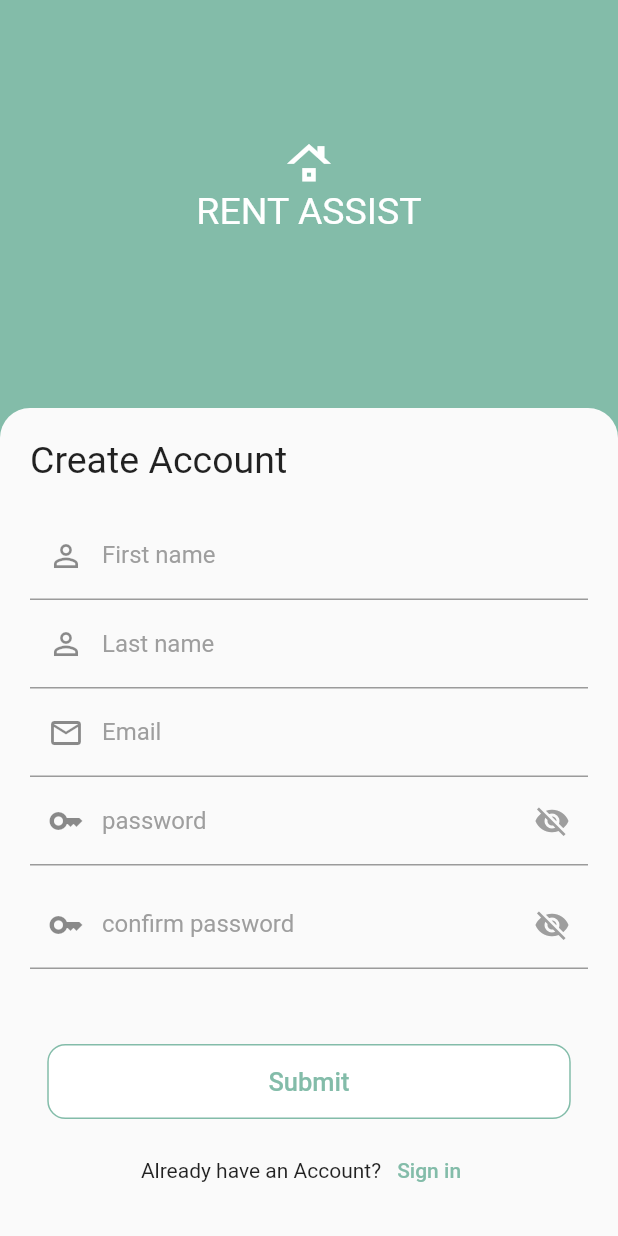
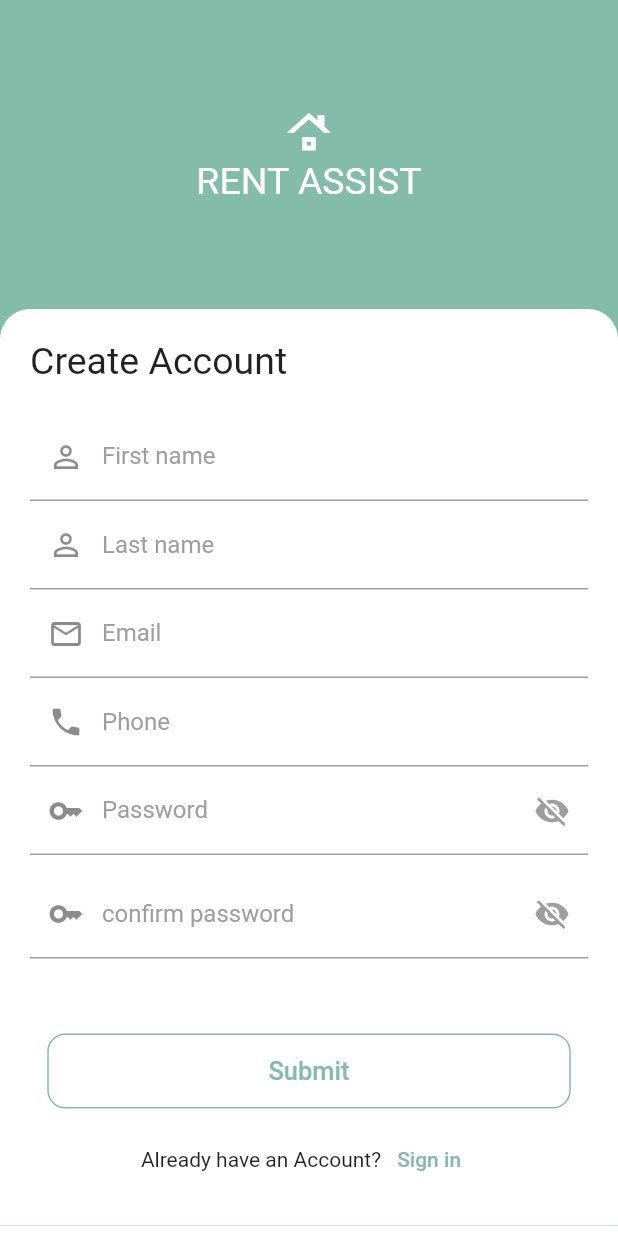
Before and after one commit to parajuliamit/rent-assist-owner, a Flutter app: the screen it shows after launch, after a tap on "Register", on a phone screen of 412 x 824 dp. Run offline on Flutter 3.47's test engine with Material 2 defaults, Android fonts, the phone set to English and light mode, and no system bars; our stand-ins replace dio, get, get_storage, image_picker, lottie, pie_chart and 3 more; accounts and stored records are empty; generated files the repository leaves out were written again; network calls fail.

Commit message:
register and splash screen

```diff
--- a/lib/app/data/api/auth/auth_api.dart
+++ b/lib/app/data/api/auth/auth_api.dart
@@ -1,4 +1,5 @@
 import 'package:dio/dio.dart';
+import 'package:owner_app/app/data/api/auth/register_request.dart';
 import 'package:retrofit/retrofit.dart';
 
 import '../../models/auth/login_request.dart';
@@ -13,8 +14,8 @@ abstract class AuthApi {
   @POST("/auth/login/")
   Future<LoginResponse> login(@Body() LoginRequest loginRequest);
 
-  // @POST("users/register/")
-  // Future<LoginResponse> register(@Body() RegisterRequest registerRequest);
+  @POST("/auth/register/")
+  Future<LoginResponse> register(@Body() RegisterRequest registerRequest);
 
   // @POST("users/verify/")
   // // Future<void> verify(@Body() VerifyOtp verifyOtp);
--- /dev/null
+++ b/lib/app/data/api/auth/register_request.dart
@@ -0,0 +1,28 @@
+class RegisterRequest {
+  String username;
+  String password1;
+  String password2;
+  String firstName;
+  String lastName;
+  String phoneNumber;
+
+  RegisterRequest(
+      {required this.username,
+      required this.password1,
+      required this.password2,
+      required this.firstName,
+      required this.lastName,
+      required this.phoneNumber});
+
+  Map<String, dynamic> toJson() {
+    final Map<String, dynamic> data = new Map<String, dynamic>();
+    data["username"] = this.username;
+    data["password1"] = this.password1;
+    data["password2"] = this.password2;
+    data["first_name"] = this.firstName;
+    data["last_name"] = this.lastName;
+    data["phone_number"] = this.phoneNumber;
+    data["is_owner"] = true;
+    return data;
+  }
+}
--- a/lib/app/modules/authentication/register/controllers/register_controller.dart
+++ b/lib/app/modules/authentication/register/controllers/register_controller.dart
@@ -1,22 +1,31 @@
+import 'package:dio/dio.dart';
 import 'package:flutter/material.dart';
 import 'package:get/get.dart';
+import 'package:owner_app/app_repository.dart';
 
+import '../../../../data/api/auth/register_request.dart';
+import '../../../../data/exception/server_exception.dart';
 import '../../../../routes/app_pages.dart';
 import '../../../../utils/app_utils.dart';
 import '../views/widgets/register_bottom_sheet.dart';
 
 class RegisterController extends GetxController {
-  final GlobalKey<ScaffoldState> scaffoldKey = GlobalKey<ScaffoldState>();
+  final authRepo = Get.find<AppRepository>().getAuthRepository();
+  // final GlobalKey<ScaffoldState> scaffoldKey = GlobalKey<ScaffoldState>();
   final isLoading = false.obs;
   late final TextEditingController fnameController;
   late final TextEditingController lnameController;
   late final TextEditingController emailController;
+  late final TextEditingController phoneController;
+
   late final TextEditingController passwordController;
   late final TextEditingController confirmPasswordController;
 
   final fnameError = ''.obs;
   final lnameError = ''.obs;
   final emailError = ''.obs;
+  final phoneError = ''.obs;
+
   final passwordError = ''.obs;
   final confirmPasswordError = ''.obs;
 
@@ -26,6 +35,8 @@ class RegisterController extends GetxController {
     fnameController = TextEditingController();
     lnameController = TextEditingController();
     emailController = TextEditingController();
+    phoneController = TextEditingController();
+
     passwordController = TextEditingController();
     confirmPasswordController = TextEditingController();
 
@@ -40,6 +51,9 @@ class RegisterController extends GetxController {
       emailError.value = "";
     });
 
+    phoneController.addListener(() {
+      emailError.value = "";
+    });
     passwordController.addListener(() {
       passwordError.value = "";
     });
@@ -52,7 +66,7 @@ class RegisterController extends GetxController {
   @override
   void onReady() {
     super.onReady();
-    showRegisterBottom();
+    // showRegisterBottom();
   }
 
   Future<void> register() async {
@@ -61,10 +75,29 @@ class RegisterController extends GetxController {
     String lname = lnameController.text.trim();
 
     String email = emailController.text.trim();
+    String phone = phoneController.text.trim();
+
     String password = passwordController.text.trim();
     String confirmPassword = confirmPasswordController.text.trim();
-    if (validateInput(fname, lname, email, password, confirmPassword)) {
-      await Future.delayed(2.seconds);
+    if (validateInput(fname, lname, email, phone, password, confirmPassword)) {
+      try {
+        await authRepo.registerUser(RegisterRequest(
+            username: email,
+            firstName: fname,
+            lastName: lname,
+            password1: password,
+            password2: confirmPassword,
+            phoneNumber: phone));
+        showSnackbar('Register Successful');
+        Get.toNamed(Routes.HOME);
+      } catch (e) {
+        if (e is DioError) {
+          handleError(e);
+        } else {
+          showSnackbar(e.toString(), isError: true);
+        }
+      }
+      // await Future.delayed(2.seconds);
       showSnackbar('Register Successful');
       Get.toNamed(Routes.HOME);
     }
@@ -72,8 +105,40 @@ class RegisterController extends GetxController {
     isLoading(false);
   }
 
-  bool validateInput(String fname, String lname, String email, String password,
-      String confirmPassowrd) {
+  void handleError(DioError e) {
+    var error = ServerError.withError(error: e).getError();
+    print(error);
+    if (error != null) {
+      if (error.containsKey('non_field_errors')) {
+        showSnackbar(error['non_field_errors']![0], isError: true);
+      }
+      if (error.containsKey('username')) {
+        emailError.value = error['username']![0];
+      }
+      if (error.containsKey('password1')) {
+        passwordError.value = error['password1']![0];
+      }
+      if (error.containsKey('password2')) {
+        confirmPasswordError.value = error['password2']![0];
+      }
+      if (error.containsKey('phone_number')) {
+        phoneError.value = error['phone_number']![0];
+      }
+
+      if (error.containsKey('first_name')) {
+        fnameError.value = error['first_name']![0];
+      }
+      if (error.containsKey('last_name')) {
+        lnameError.value = error['last_name']![0];
+      }
+    } else {
+      showSnackbar(ServerError.withError(error: e).getErrorMessage(),
+          isError: true);
+    }
+  }
+
+  bool validateInput(String fname, String lname, String email, String phone,
+      String password, String confirmPassowrd) {
     bool isValid = true;
     if (!email.isEmail) {
       emailError("Enter a valid email");
@@ -98,17 +163,14 @@ class RegisterController extends GetxController {
       lnameError("Please enter last name");
       isValid = false;
     }
+    if (phone.length < 10) {
+      phoneError("Please enter valid phone number");
+      isValid = false;
+    }
     return isValid;
   }
 
-  void showRegisterBottom() {
-    scaffoldKey.currentState?.showBottomSheet(
-        (context) => const RegisterBottomSheet(),
-        shape: const RoundedRectangleBorder(
-            borderRadius: BorderRadius.only(
-                topLeft: Radius.circular(20), topRight: Radius.circular(20))),
-        enableDrag: false);
-  }
+  // }
 
   @override
   void onClose() {
@@ -117,6 +179,7 @@ class RegisterController extends GetxController {
     lnameController.dispose();
 
     emailController.dispose();
+    phoneController.dispose();
     passwordController.dispose();
     confirmPasswordController.dispose();
   }
--- a/lib/app/modules/authentication/register/views/register_view.dart
+++ b/lib/app/modules/authentication/register/views/register_view.dart
@@ -1,22 +1,23 @@
 import 'package:flutter/material.dart';
 
 import 'package:get/get.dart';
+import 'package:owner_app/app/modules/authentication/register/views/widgets/register_bottom_sheet.dart';
 import '../../../../utils/constants.dart';
 import '../controllers/register_controller.dart';
 
 class RegisterView extends GetView<RegisterController> {
   @override
   Widget build(BuildContext context) {
-    return WillPopScope(
-      onWillPop: () async {
-        return false;
-      },
-      child: Scaffold(
-        key: controller.scaffoldKey,
-        backgroundColor: kPrimaryColor,
-        body: Container(
+    return Scaffold(
+      // key: controller.scaffoldKey,
+      // backgroundColor: kPrimaryColor,
+      body: SingleChildScrollView(
+        child: Column(
+          children: [
+            Container(
+              color: kPrimaryColor,
               width: double.infinity,
-          height: MediaQuery.of(context).size.height * 0.3,
+              height: MediaQuery.of(context).size.height * 0.25,
               padding: const EdgeInsets.all(20),
               child: Column(
                 mainAxisAlignment: MainAxisAlignment.center,
@@ -36,6 +37,16 @@ class RegisterView extends GetView<RegisterController> {
                 ],
               ),
             ),
+            Container(
+              color: kPrimaryColor,
+              child: const ClipRRect(
+                  borderRadius: BorderRadius.only(
+                      topLeft: Radius.circular(20),
+                      topRight: Radius.circular(20)),
+                  child: RegisterBottomSheet()),
+            )
+          ],
+        ),
       ),
     );
   }
--- a/lib/app/modules/authentication/register/views/widgets/register_bottom_sheet.dart
+++ b/lib/app/modules/authentication/register/views/widgets/register_bottom_sheet.dart
@@ -6,7 +6,6 @@ import '../../../../../widgets/custom_buttom.dart';
 import '../../../../../widgets/input_field.dart';
 import '../../../../../widgets/loading.dart';
 import '../../../../../widgets/password_field.dart';
-import '../../../login/views/login_view.dart';
 import '../../controllers/register_controller.dart';
 
 class RegisterBottomSheet extends StatelessWidget {
@@ -18,6 +17,7 @@ class RegisterBottomSheet extends StatelessWidget {
   Widget build(BuildContext context) {
     final controller = Get.find<RegisterController>();
     return Container(
+      color: Colors.white,
       padding: const EdgeInsets.symmetric(horizontal: 20, vertical: 20),
       child: SingleChildScrollView(
         child: Column(
@@ -70,8 +70,20 @@ class RegisterBottomSheet extends StatelessWidget {
               ),
             ),
             Obx(
+              () => InputField(
+                'Phone',
+                icon: const Icon(
+                  Icons.phone,
+                ),
+                controller: controller.phoneController,
+                inputType: TextInputType.phone,
+                textInputAction: TextInputAction.next,
+                errorMessage: controller.phoneError.value,
+              ),
+            ),
+            Obx(
               () => PasswordField(
-                'password',
+                'Password',
                 controller: controller.passwordController,
                 errorMessage: controller.passwordError.value,
               ),
@@ -110,7 +122,7 @@ class RegisterBottomSheet extends StatelessWidget {
                 TextButton(
                     onPressed: () {
                       Get.back();
-                      Get.back();
+                      // Get.back();
                     },
                     child: const Text(
                       'Sign in',
--- a/lib/app/modules/splash_screen/controllers/splash_screen_controller.dart
+++ b/lib/app/modules/splash_screen/controllers/splash_screen_controller.dart
@@ -1,9 +1,7 @@
-import 'package:dio/dio.dart';
 import 'package:get/get.dart';
 
 import '../../../../app_repository.dart';
 import '../../../app_controller.dart';
-import '../../../data/exception/server_exception.dart';
 import '../../../routes/app_pages.dart';
 
 class SplashScreenController extends GetxController {
--- a/lib/app/routes/app_pages.dart
+++ b/lib/app/routes/app_pages.dart
@@ -1,10 +1,11 @@
 import 'package:get/get.dart';
-import 'package:owner_app/app/modules/notification/views/notification_view.dart';
 
 import '../modules/account/change_password/bindings/change_password_binding.dart';
 import '../modules/account/change_password/views/change_password_view.dart';
 import '../modules/account/edit_profile/bindings/edit_profile_binding.dart';
 import '../modules/account/edit_profile/views/edit_profile_view.dart';
+import '../modules/add_tenant/bindings/add_tenant_binding.dart';
+import '../modules/add_tenant/views/add_tenant_view.dart';
 import '../modules/authentication/login/bindings/login_binding.dart';
 import '../modules/authentication/login/views/login_view.dart';
 import '../modules/authentication/register/bindings/register_binding.dart';
@@ -17,6 +18,7 @@ import '../modules/complaint/bindings/complaint_binding.dart';
 import '../modules/complaint/views/complaint_view.dart';
 import '../modules/navigation/bindings/navigation_binding.dart';
 import '../modules/navigation/views/navigation_view.dart';
+import '../modules/notification/views/notification_view.dart';
 import '../modules/rent_viewpage/bindings/rent_viewpage_binding.dart';
 import '../modules/rent_viewpage/views/rent_viewpage_view.dart';
 import '../modules/splash_screen/bindings/splash_screen_binding.dart';
@@ -104,5 +106,10 @@ class AppPages {
       page: () => BalanceViewpageView(),
       binding: BalanceViewpageBinding(),
     ),
+    GetPage(
+      name: _Paths.ADD_TENANT,
+      page: () => AddTenantView(),
+      binding: AddTenantBinding(),
+    ),
   ];
 }
--- a/lib/app/routes/app_routes.dart
+++ b/lib/app/routes/app_routes.dart
@@ -17,6 +17,7 @@ abstract class Routes {
   static const TENANT_LIST = _Paths.TENANT_LIST;
   static const RENT_VIEWPAGE = _Paths.RENT_VIEWPAGE;
   static const BALANCE_VIEWPAGE = _Paths.BALANCE_VIEWPAGE;
+  static const ADD_TENANT = _Paths.ADD_TENANT;
 }
 
 abstract class _Paths {
@@ -33,4 +34,5 @@ abstract class _Paths {
   static const TENANT_LIST = '/tenant-list';
   static const RENT_VIEWPAGE = '/rent-viewpage';
   static const BALANCE_VIEWPAGE = '/balance-viewpage';
+  static const ADD_TENANT = '/add-tenant';
 }
--- a/pubspec.yaml
+++ b/pubspec.yaml
@@ -19,6 +19,7 @@ dependencies:
   pie_chart: ^5.3.2
   image_picker: ^0.8.5+3
   path_provider: ^2.0.11
+  qr_flutter: ^4.0.0
 
 dev_dependencies:
   flutter_lints: ^1.0.0
```
Also changed, not shown: lib/app/data/repository/auth_repository.dart (+7 -6 lines), lib/app/modules/add_tenant/bindings/add_tenant_binding.dart (added, +12 -0 lines), lib/app/modules/add_tenant/controllers/add_tenant_controller.dart (added, +20 -0 lines), lib/app/modules/add_tenant/views/add_tenant_view.dart (added, +24 -0 lines), lib/app/modules/tenant_list/views/tenant_list_view.dart (+7 -11 lines), assets/images/logo.png (added), lib/app/data/api/auth/auth_api.g.dart, pubspec.lock. Lines whose indentation alone changed are shown as unchanged.
